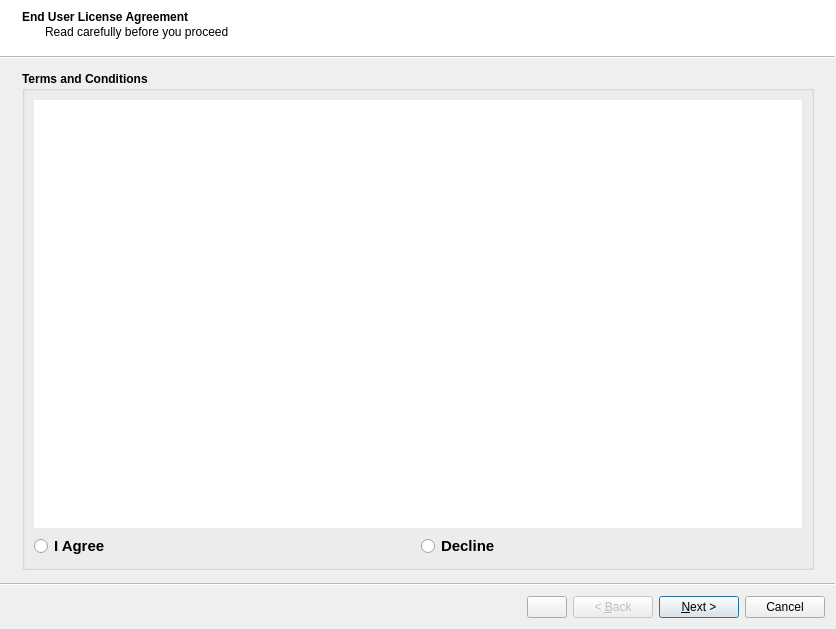
First picture: the form in stdm/ui/wizard/ui_stdm_config.ui, repository gltn/stdm, before the edit.
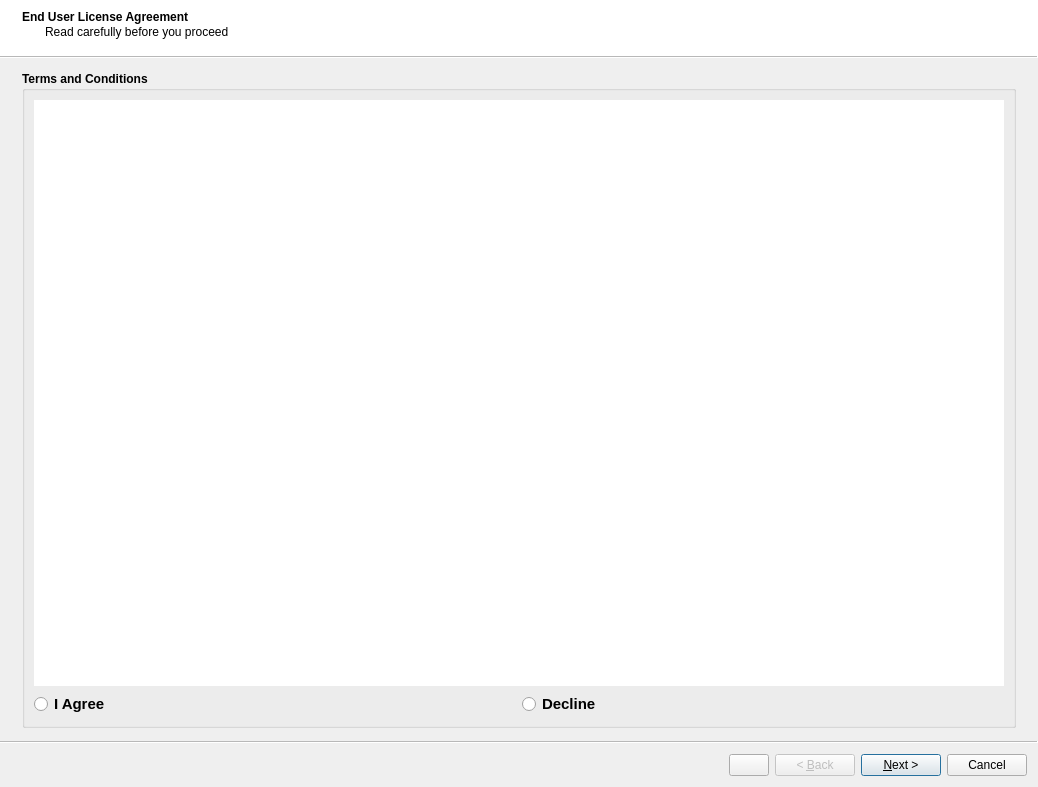
Second picture: the form after the edit. Custom widgets are drawn as their Qt base class.

Commit message:
Configuration Wizard: Add UI/UX enhancements
Added the following UI/UX enhancements in the Entity Customization page:
  - When you select a column with a Single Select data type, the
    lookup linked to this column is equally highlighted - makes it
    easy to identify the linked lookup table
  - We now display the length of a Varying Length Text column on the
    the columns browser

We also added an extra column on the Entities browser (Profile page)
to show if an entity has supporting documents.

Now when you create a new Entity, allow supporting document is checked
by default.

```diff
--- a/stdm/ui/wizard/ui_stdm_config.ui
+++ b/stdm/ui/wizard/ui_stdm_config.ui
@@ -9,8 +9,8 @@
    <rect>
     <x>0</x>
     <y>0</y>
-    <width>836</width>
-    <height>629</height>
+    <width>1038</width>
+    <height>787</height>
    </rect>
   </property>
   <property name="sizePolicy">
```
The commit also changes 6 other files.
